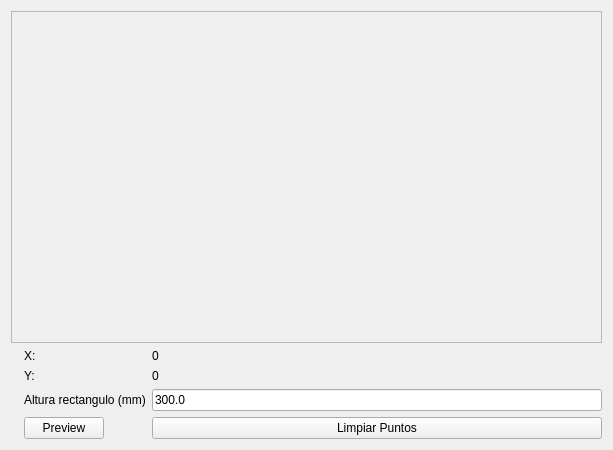
First picture: the form in src/GUIFramework/IPSModule/IPSs/GUIWaveHeightIPS/ImgProcConfigWindows/GUIPerspectiveRectifier/guiperspectiverectifier.ui, repository aguperezpala/hvdrt, before the edit.
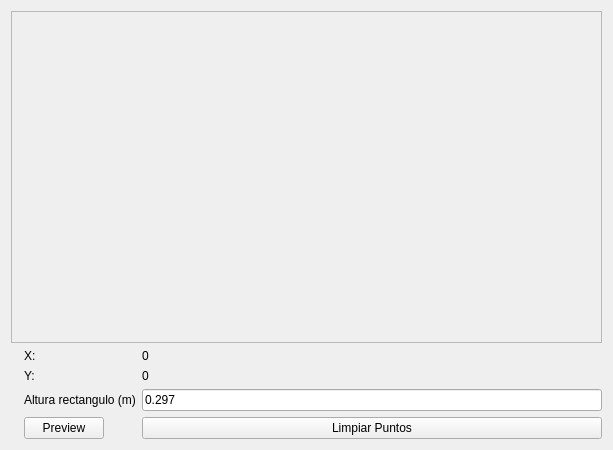
Second picture: the form after the edit.

```diff
--- a/src/GUIFramework/IPSModule/IPSs/GUIWaveHeightIPS/ImgProcConfigWindows/GUIPerspectiveRectifier/guiperspectiverectifier.ui
+++ b/src/GUIFramework/IPSModule/IPSs/GUIWaveHeightIPS/ImgProcConfigWindows/GUIPerspectiveRectifier/guiperspectiverectifier.ui
@@ -80,7 +80,7 @@
             </sizepolicy>
            </property>
            <property name="text">
-            <string>300.0</string>
+            <string>0.297</string>
            </property>
           </widget>
          </item>
@@ -93,7 +93,7 @@
             </sizepolicy>
            </property>
            <property name="text">
-            <string>Altura rectangulo (mm)</string>
+            <string>Altura rectangulo (m)</string>
            </property>
           </widget>
          </item>
```
